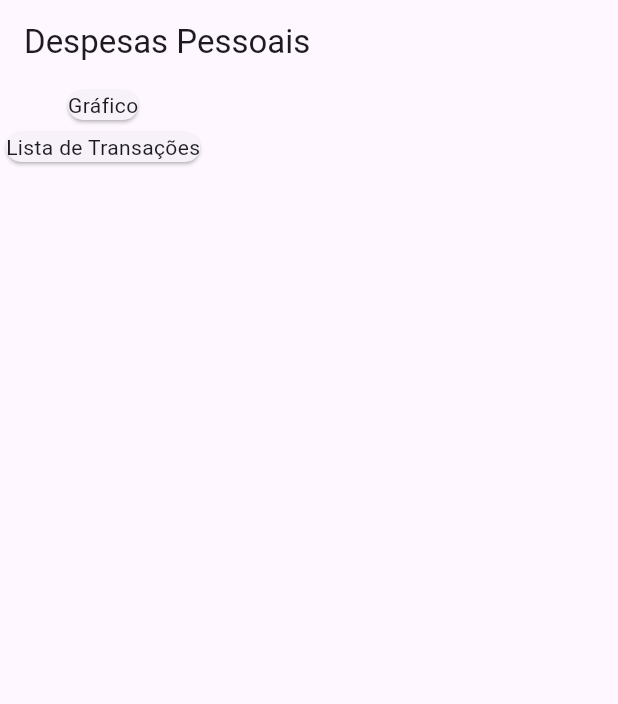
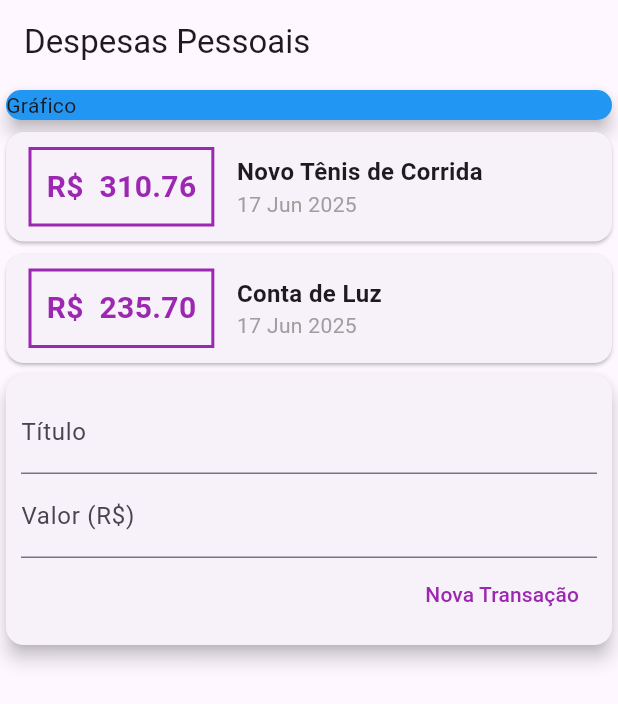
Before and after one commit to Arnaldo-fs/projeto_expanses, a Flutter app: the screen it shows after launch, on a phone screen of 412 x 824 dp. Shown: the top 704 px of the screen. Run offline on Flutter 3.47's test engine with Material 3 defaults, Android fonts, the phone set to English and light mode, and no system bars.

Commit message:
Melhora UI: adiciona formatação de data e estilo nos cards das transações;
Inclui campos de input para título e valor;

Adiciona botão estilizado para nova transação.

```diff
--- a/lib/main.dart
+++ b/lib/main.dart
@@ -1,5 +1,7 @@
 import 'package:flutter/cupertino.dart';
 import 'package:flutter/material.dart';
+import 'package:projeto_expenses/models/transaction.dart';
+import 'package:intl/intl.dart';
 
 main() => runApp(ExpenseApp());
 
@@ -12,6 +14,21 @@
 
 class MyHomePage extends StatelessWidget {
 
+  final _transactions = [
+    Transaction(
+      id: 't1',
+      title: 'Novo Tênis de Corrida',
+      value: 310.76,
+      date: DateTime.now(),
+    ),
+    Transaction(
+      id: 't2',
+      title: 'Conta de Luz',
+      value: 235.7,
+      date: DateTime.now(),
+    ),
+  ];
+
   @override
   Widget build(BuildContext context) {
     return Scaffold(
@@ -19,16 +36,98 @@
         title: Text('Despesas Pessoais'),
       ),
       body: Column(
+        crossAxisAlignment: CrossAxisAlignment.stretch,
         children: <Widget>[
-          Card(
-            child: Text('Gráfico'),
+          Container(
+            child: Card(
+              color: Colors.blue,
+              child: Text('Gráfico'),
+              elevation: 5,
+            ),
+          ),
+          Column(
+            children: _transactions.map((tr) {
+              return Card(
+                child: Row(
+                  children: <Widget>[
+                    Container(
+                      margin: EdgeInsets.symmetric(
+                        horizontal: 15,
+                        vertical: 10
+                      ),
+                      decoration: BoxDecoration(
+                        border: Border.all(
+                          color: Colors.purple,
+                          width: 2,
+                        )
+                      ),
+                      padding: EdgeInsets.all(10),
+                      child: Text(
+                        'R\$  ${tr.value.toStringAsFixed(2)}',
+                        style: TextStyle(
+                          fontWeight: FontWeight.bold,
+                          fontSize: 20,
+                          color: Colors.purple,
+                        ),
+                      ),
+                    ),
+                    Column(
+                      crossAxisAlignment: CrossAxisAlignment.start,
+                      children: <Widget>[
+                        Text(
+                          tr.title,
+                          style: TextStyle(
+                            fontSize: 16,
+                            fontWeight: FontWeight.bold,
+                          ),
+                        ),
+                        Text(
+                          DateFormat('d MMM y').format(tr.date),
+                          style: TextStyle(
+                            color: Colors.grey,
+                          ),
+                          ),
+                      ],
+                    )
+                  ],
+                ),
+              );
+            }).toList(),
           ),
           Card(
-            child: Text('Lista de Transações'),
+            elevation: 5,
+            child: Padding(
+              padding: const EdgeInsets.all(10),
+              child: Column(
+                children: <Widget>[
+                  TextField(
+                    decoration: InputDecoration(
+                      labelText: 'Título',
+                    ),
+                  ),
+                   TextField(
+                    decoration: InputDecoration(
+                    labelText: 'Valor (R\$)',
+                   ),
+                 ),
+                 Row(
+                  mainAxisAlignment: MainAxisAlignment.end,
+                   children: <Widget>[
+                     TextButton(
+                      child: Text('Nova Transação'),
+                      style: TextButton.styleFrom(
+                        foregroundColor: Colors.purple
+                      ),
+                      onPressed: () {},
+                      ),
+                   ],
+                 )
+                ],
+              ),
+            ),
           )
-        ]
+        ],
       ),
     );
   }
 }
-// TESTANDO O GIT
--- /dev/null
+++ b/lib/models/transaction.dart
@@ -0,0 +1,17 @@
+
+import 'package:flutter/cupertino.dart';
+
+class Transaction {
+  final String id;
+  final String title;
+  final double value;
+  final DateTime date;
+
+
+Transaction({
+  required this.date,
+  required this.title,
+  required this.id,
+  required this.value
+});
+}
--- a/pubspec.yaml
+++ b/pubspec.yaml
@@ -30,7 +30,7 @@
 dependencies:
   flutter:
     sdk: flutter
-
+  intl: ^0.20.2
   # The following adds the Cupertino Icons font to your application.
   # Use with the CupertinoIcons class for iOS style icons.
   cupertino_icons: ^1.0.8
```
Also changed, not shown: pubspec.lock.
